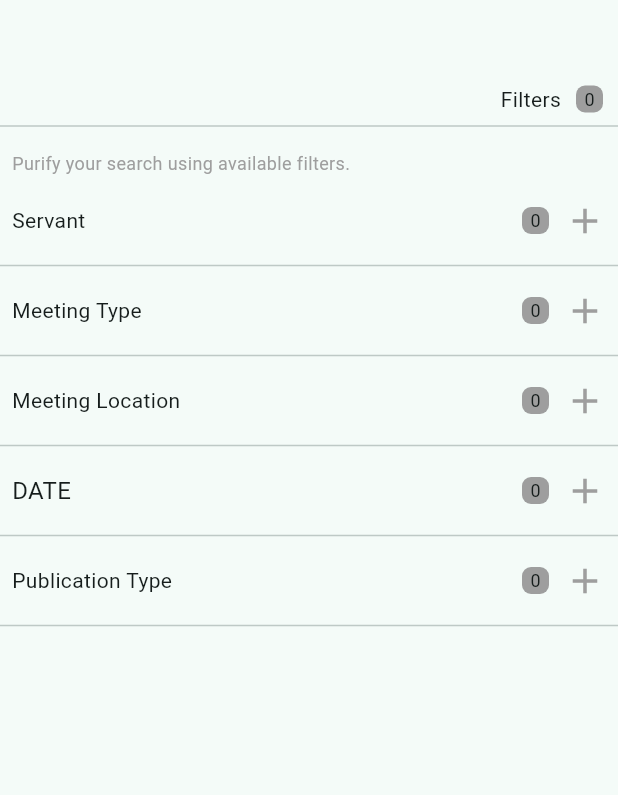
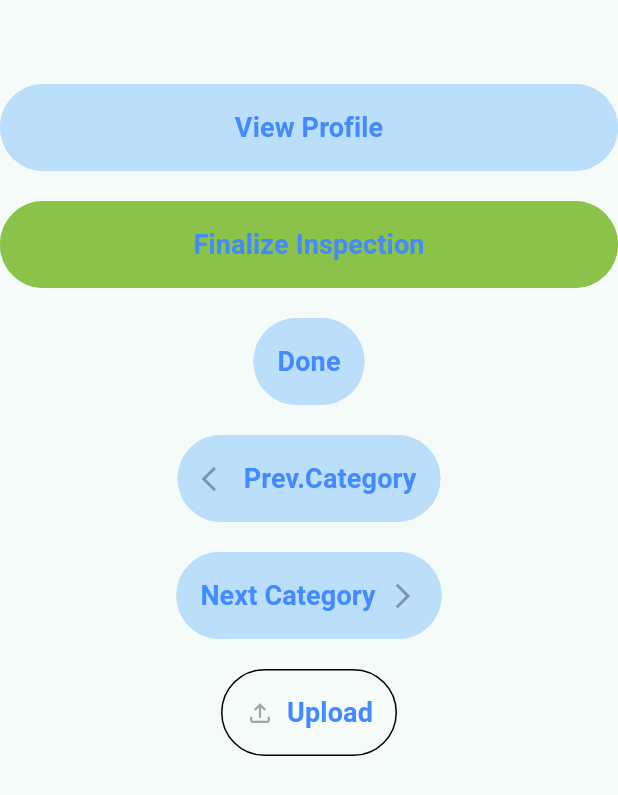
Before and after one commit to toluene5019/test_widgets, a Flutter app: the screen it shows after launch, on a phone screen of 412 x 824 dp. Shown: the top 795 px of the screen. Run offline on Flutter 3.47's test engine with Material 3 defaults, Android fonts, the phone set to English and light mode, and no system bars; our stand-ins replace flutter_svg, share_plus.

Commit message:
custom base button

```diff
--- a/lib/main.dart
+++ b/lib/main.dart
@@ -1,6 +1,7 @@
 import 'package:flutter/material.dart';
 import 'package:test_widgets/pages/book_info_page.dart';
 import 'package:test_widgets/pages/chapter_page.dart';
+import 'package:test_widgets/pages/custom_buttons_page.dart';
 import 'package:test_widgets/pages/filters_page.dart';
 import 'package:test_widgets/pages/ministry_page.dart';
 import 'package:test_widgets/pages/notes_page.dart';
@@ -21,7 +22,7 @@ class MyApp extends StatelessWidget {
         colorScheme: ColorScheme.fromSeed(seedColor: Colors.teal),
         useMaterial3: true,
       ),
-      home: const FiltersPage(),
+      home: const CustomButtonsPage(),
     );
   }
 }
--- /dev/null
+++ b/lib/pages/custom_buttons_page.dart
@@ -0,0 +1,58 @@
+import 'package:flutter/material.dart';
+import 'package:test_widgets/widgets/custom_base_button.dart';
+
+class CustomButtonsPage extends StatelessWidget {
+  const CustomButtonsPage({super.key});
+
+  @override
+  Widget build(BuildContext context) {
+    return Scaffold(
+      appBar: AppBar(),
+      body: SingleChildScrollView(
+        child: SafeArea(
+          child: Column(
+            children: [
+              Center(
+                child: CustomBaseButton(
+                  title: 'View Profile',
+                  backgroundColor: Colors.blue[100]!,
+                  fullWidth: true,
+                ),
+              ),
+              const SizedBox(height: 20),
+              const CustomBaseButton(
+                title: 'Finalize Inspection',
+                backgroundColor: Colors.lightGreen,
+                fullWidth: true,
+              ),
+              const SizedBox(height: 20),
+              CustomBaseButton(
+                title: 'Done',
+                backgroundColor: Colors.blue[100]!,
+              ),
+              const SizedBox(height: 20),
+              CustomBaseButton(
+                title: 'Prev.Category',
+                backgroundColor: Colors.blue[100]!,
+                prefixIcon: Icons.arrow_back_ios,
+              ),
+              const SizedBox(height: 20),
+              CustomBaseButton(
+                title: 'Next Category',
+                backgroundColor: Colors.blue[100]!,
+                suffixIcon: Icons.arrow_forward_ios,
+              ),
+              const SizedBox(height: 20),
+              const CustomBaseButton(
+                title: 'Upload',
+                backgroundColor: Colors.transparent,
+                borderColor: Colors.black,
+                prefixIcon: Icons.file_upload_outlined,
+              ),
+            ],
+          ),
+        ),
+      ),
+    );
+  }
+}
--- /dev/null
+++ b/lib/widgets/custom_base_button.dart
@@ -0,0 +1,117 @@
+import 'package:flutter/material.dart';
+
+/// {@template base_action_button}
+/// Creates a base action button with optional icons.
+///
+/// Can be extended for various different use purposes.
+///
+/// [Figma specs](https://www.figma.com/design/0vKqL0twekHfbX73BUDUNn/Protean-%7C-Mobile-app-INTERNAL?node-id=0-951&node-type=frame&t=D2gVejt6O1VUdDR8-0)
+/// {@endtemplate}
+class CustomBaseButton extends StatelessWidget {
+  /// {@macro base_action_button}
+  const CustomBaseButton({
+    super.key,
+    required this.title,
+    this.onPressed,
+    this.textStyle = defaultTextStyle,
+    this.backgroundColor = Colors.green,
+    this.borderColor,
+    this.horizontalMargin,
+    this.prefixIcon,
+    this.suffixIcon,
+    this.fullWidth = false,
+  });
+
+  /// Default button corner radius
+  static const double defaultCornerRadius = 30;
+
+  /// Default action button title text style
+  static const TextStyle defaultTextStyle = TextStyle(
+    fontWeight: FontWeight.bold,
+    fontSize: 18,
+    color: Colors.blueAccent,
+  );
+
+  /// Title of the underlying [TextButton].
+  final String title;
+
+  /// Action function of the [TextButton].
+  final VoidCallback? onPressed;
+
+  /// Text style of the underlying [TextButton] title.
+  final TextStyle? textStyle;
+
+  /// Background color [TextButton].
+  final Color backgroundColor;
+
+  /// Border color [TextButton].
+  final Color? borderColor;
+
+  /// Horizontal margin for [TextButton].
+  final double? horizontalMargin;
+
+  /// Optional prefix icon to display before the text.
+  final IconData? prefixIcon;
+
+  /// Optional suffix icon to display after the text.
+  final IconData? suffixIcon;
+
+  // Parameter to determine the width
+  final bool fullWidth;
+
+  @override
+  Widget build(BuildContext context) {
+    final buttonContent = Row(
+      mainAxisSize: MainAxisSize.min,
+      children: [
+        if (prefixIcon != null) ...[
+          Icon(prefixIcon, size: 20),
+          const SizedBox(width: 8),
+        ],
+        Text(title, style: textStyle),
+        if (suffixIcon != null) ...[
+          const SizedBox(width: 8),
+          Icon(suffixIcon, size: 20),
+        ],
+      ],
+    );
+
+    final button = Padding(
+      padding: EdgeInsets.symmetric(horizontal: horizontalMargin ?? 0),
+      child: fullWidth
+          ? SizedBox(
+              width: double.infinity,
+              child: TextButton(
+                style: TextButton.styleFrom(
+                  padding: const EdgeInsets.all(16),
+                  backgroundColor: backgroundColor,
+                  shape: RoundedRectangleBorder(
+                    borderRadius: BorderRadius.circular(defaultCornerRadius),
+                    side: BorderSide(
+                      color: borderColor ?? backgroundColor,
+                    ),
+                  ),
+                ),
+                onPressed: onPressed,
+                child: buttonContent,
+              ),
+            )
+          : TextButton(
+              style: TextButton.styleFrom(
+                padding: const EdgeInsets.all(16),
+                backgroundColor: backgroundColor,
+                shape: RoundedRectangleBorder(
+                  borderRadius: BorderRadius.circular(defaultCornerRadius),
+                  side: BorderSide(
+                    color: borderColor ?? backgroundColor,
+                  ),
+                ),
+              ),
+              onPressed: onPressed,
+              child: buttonContent,
+            ),
+    );
+
+    return button;
+  }
+}
```
